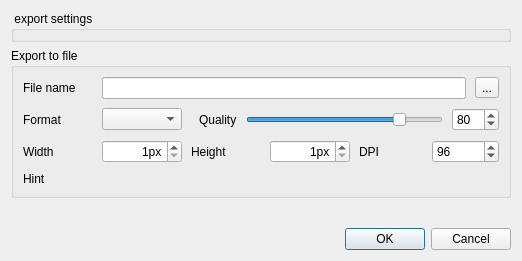
Above: src/corelibs/U2Gui/src/util/ui/ExportImageDialog.ui from violethaze74/ugene before the change. Below: the same form after it.
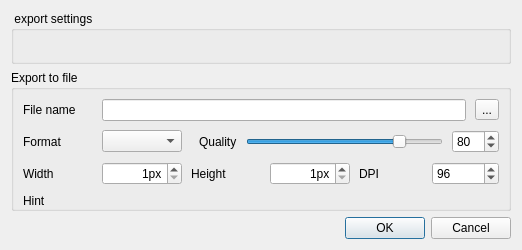
That is the form after the change.

```diff
--- a/src/corelibs/U2Gui/src/util/ui/ExportImageDialog.ui
+++ b/src/corelibs/U2Gui/src/util/ui/ExportImageDialog.ui
@@ -7,7 +7,7 @@
     <x>0</x>
     <y>0</y>
     <width>522</width>
-    <height>261</height>
+    <height>250</height>
    </rect>
   </property>
   <property name="sizePolicy">
@@ -62,6 +62,9 @@
       <property name="spacing">
        <number>9</number>
       </property>
+      <property name="bottomMargin">
+       <number>0</number>
+      </property>
       <item>
        <layout class="QGridLayout" name="gridLayout">
         <item row="0" column="1">
@@ -368,24 +371,20 @@
         <property name="text">
          <string>Hint</string>
         </property>
+        <property name="alignment">
+         <set>Qt::AlignJustify|Qt::AlignVCenter</set>
+        </property>
+        <property name="wordWrap">
+         <bool>true</bool>
+        </property>
+        <property name="margin">
+         <number>2</number>
+        </property>
        </widget>
       </item>
      </layout>
     </widget>
    </item>
-   <item>
-    <spacer name="verticalSpacer">
-     <property name="orientation">
-      <enum>Qt::Vertical</enum>
-     </property>
-     <property name="sizeHint" stdset="0">
-      <size>
-       <width>20</width>
-       <height>5</height>
-      </size>
-     </property>
-    </spacer>
-   </item>
    <item>
     <widget class="QDialogButtonBox" name="buttonBox">
      <property name="standardButtons">
```
